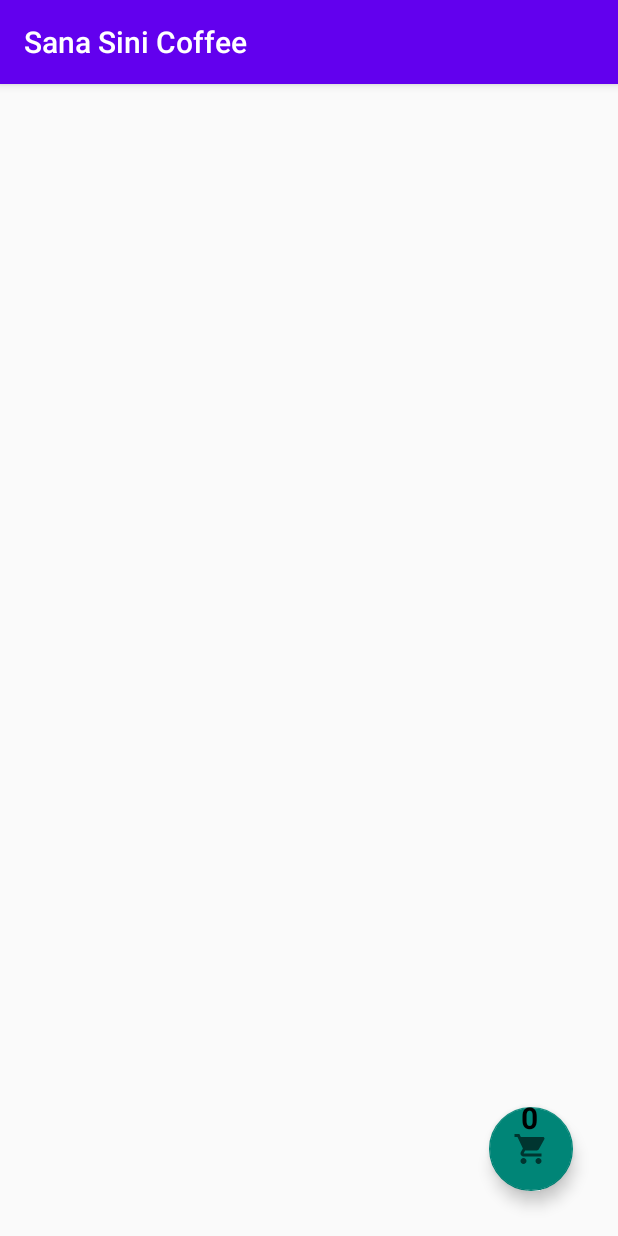
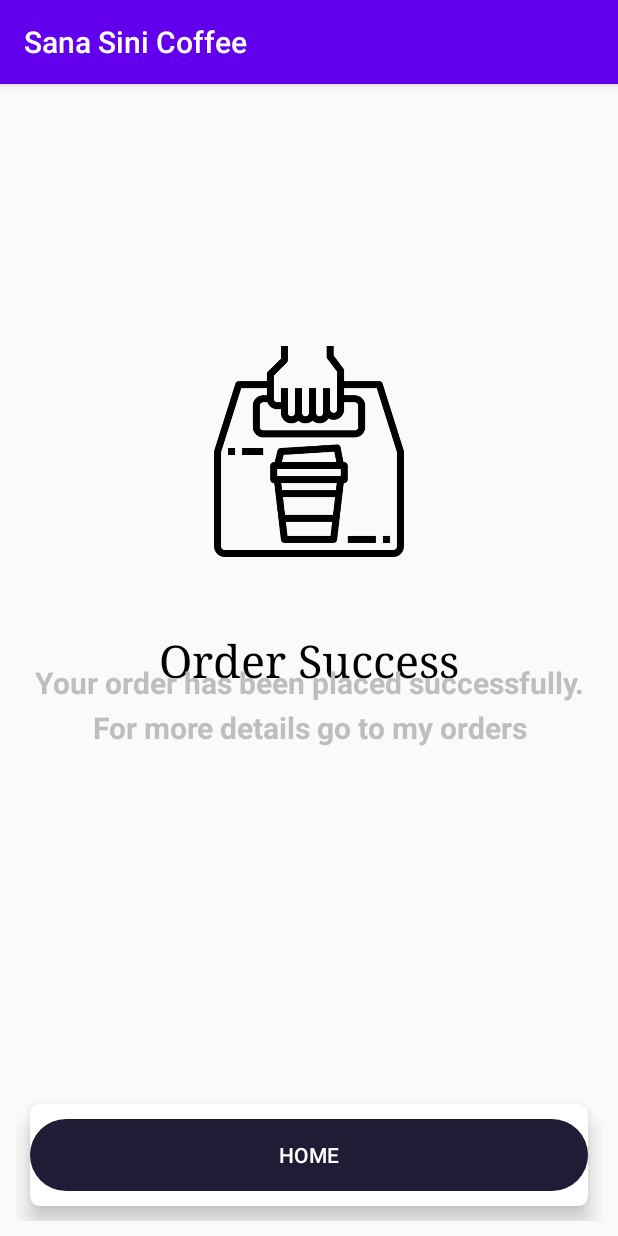
Before and after one commit to DhimasArbi/MyCafe, an Android app: the CartFragment screen opened through its navigation route, after a tap on "ORDER NOW", on a phone screen of 412 x 824 dp. Run offline under Robolectric (Android 15) with nearby library versions, the phone set to English and light mode, and no system bars; our stand-ins replace Firebase (no records; nobody signed in at launch, a user with empty details on screens opened directly).

Commit message:
checkout style

```diff
--- a/SanaSiniCoffee/app/src/main/java/org/aplas/sanasinicoffee/CartFragment.java
+++ b/SanaSiniCoffee/app/src/main/java/org/aplas/sanasinicoffee/CartFragment.java
@@ -138,7 +138,7 @@ public class CartFragment extends Fragment {
 //                CartFragmentDirections.ActionCartFragmentToCoffeeListFragment
 //                        action = CartFragmentDirections.actionCartFragmentToCoffeeListFragment();
 //                action.setJumlah(0);
-                navController.navigate(R.id.action_cartFragment_to_coffeeListFragment);
+                navController.navigate(R.id.action_cartFragment_to_checkout_styles);
                 Toast.makeText(getContext(), "Order Placed", Toast.LENGTH_SHORT).show();
             }
         });
--- /dev/null
+++ b/SanaSiniCoffee/app/src/main/java/org/aplas/sanasinicoffee/checkout_styles.java
@@ -0,0 +1,42 @@
+package org.aplas.sanasinicoffee;
+
+import android.os.Bundle;
+
+import androidx.annotation.NonNull;
+import androidx.annotation.Nullable;
+import androidx.fragment.app.Fragment;
+import androidx.navigation.NavController;
+import androidx.navigation.Navigation;
+
+import android.view.LayoutInflater;
+import android.view.View;
+import android.view.ViewGroup;
+import android.widget.Button;
+
+
+public class checkout_styles extends Fragment {
+
+    NavController navController;
+    Button home;
+
+    @Override
+    public View onCreateView(LayoutInflater inflater, ViewGroup container,
+                             Bundle savedInstanceState) {
+        // Inflate the layout for this fragment
+        return inflater.inflate(R.layout.checkout_styles, container, false);
+    }
+
+    @Override
+    public void onViewCreated(@NonNull View view, @Nullable Bundle savedInstanceState) {
+        super.onViewCreated(view, savedInstanceState);
+        navController = Navigation.findNavController(view);
+        home = view.findViewById(R.id.buttonhome);
+
+        home.setOnClickListener(new View.OnClickListener() {
+            @Override
+            public void onClick(View view) {
+                navController.navigate(R.id.action_checkout_styles_to_coffeeListFragment);
+            }
+        });
+    }
+}
--- /dev/null
+++ b/SanaSiniCoffee/app/src/main/res/layout/checkout_styles.xml
@@ -0,0 +1,84 @@
+<?xml version="1.0" encoding="utf-8"?>
+<RelativeLayout xmlns:android="http://schemas.android.com/apk/res/android"
+    xmlns:tools="http://schemas.android.com/tools"
+    android:layout_width="match_parent"
+    android:layout_height="match_parent"
+    xmlns:app="http://schemas.android.com/apk/res-auto"
+    android:padding="10dp"
+    tools:context=".MainActivity">
+    <RelativeLayout
+        android:layout_width="match_parent"
+        android:layout_height="match_parent">
+
+        <ImageView
+            android:id="@+id/CoffeeDetailImage"
+            android:layout_width="match_parent"
+            android:layout_height="150dp"
+            android:layout_marginStart="20dp"
+            android:layout_marginTop="160dp"
+            android:layout_marginEnd="20dp"
+            android:layout_marginBottom="20dp"
+            android:src="@drawable/takeaway" />
+
+        <TextView
+            android:layout_width="match_parent"
+            android:layout_height="match_parent"
+            android:gravity="center"
+            android:text="Order Success"
+            android:textColor="@color/black"
+            android:textSize="30sp"
+            android:typeface="serif" />
+        <TextView
+            android:layout_width="match_parent"
+            android:layout_height="match_parent"
+            android:text="Your order has been placed successfully."
+            android:textColor="@color/grey"
+            android:textSize="20sp"
+            android:layout_marginTop="370dp"
+            android:paddingTop="5dp"
+            android:textAlignment="center"
+            android:textStyle="bold"/>
+
+        <TextView
+            android:layout_width="match_parent"
+            android:layout_height="match_parent"
+            android:layout_marginTop="400dp"
+            android:paddingTop="5dp"
+            android:text="For more details go to my orders"
+            android:textAlignment="center"
+            android:textColor="@color/grey"
+            android:textSize="20sp"
+            android:textStyle="bold" />
+
+    </RelativeLayout>
+
+
+    <androidx.cardview.widget.CardView
+        android:layout_width="match_parent"
+        android:layout_height="wrap_content"
+        app:cardElevation="8dp"
+        app:cardCornerRadius="6dp"
+        android:layout_alignParentBottom="true"
+        android:layout_margin="10dp">
+
+        <RelativeLayout
+            android:layout_width="wrap_content"
+            android:layout_height="match_parent">
+
+            <Button
+                android:id="@+id/buttonhome"
+                style="@style/Widget.AppCompat.Button.Borderless.Colored"
+                android:layout_width="400dp"
+                android:layout_height="wrap_content"
+                android:layout_centerHorizontal="true"
+                android:layout_marginTop="10dp"
+                android:layout_marginBottom="10dp"
+                android:background="@drawable/round_btn"
+                android:text="Home"
+                android:textColor="@color/white" />
+
+
+        </RelativeLayout>
+    </androidx.cardview.widget.CardView>
+
+</RelativeLayout>
--- a/SanaSiniCoffee/app/src/main/res/navigation/navgraph.xml
+++ b/SanaSiniCoffee/app/src/main/res/navigation/navgraph.xml
@@ -55,7 +55,16 @@
         android:label="fragment_cart"
         tools:layout="@layout/fragment_cart" >
         <action
-            android:id="@+id/action_cartFragment_to_coffeeListFragment"
+            android:id="@+id/action_cartFragment_to_checkout_styles"
+            app:destination="@id/checkout_styles" />
+    </fragment>
+    <fragment
+        android:id="@+id/checkout_styles"
+        android:name="org.aplas.sanasinicoffee.checkout_styles"
+        android:label="checkout_styles"
+        tools:layout="@layout/checkout_styles" >
+        <action
+            android:id="@+id/action_checkout_styles_to_coffeeListFragment"
             app:destination="@id/coffeeListFragment" />
     </fragment>
 </navigation>
```
